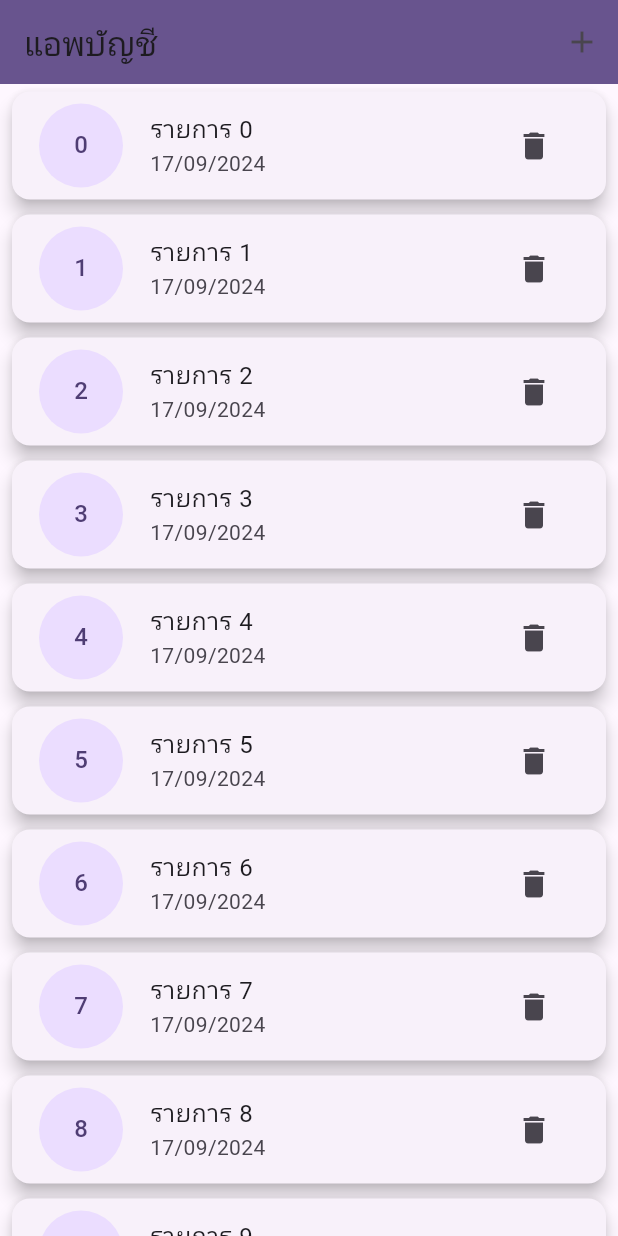
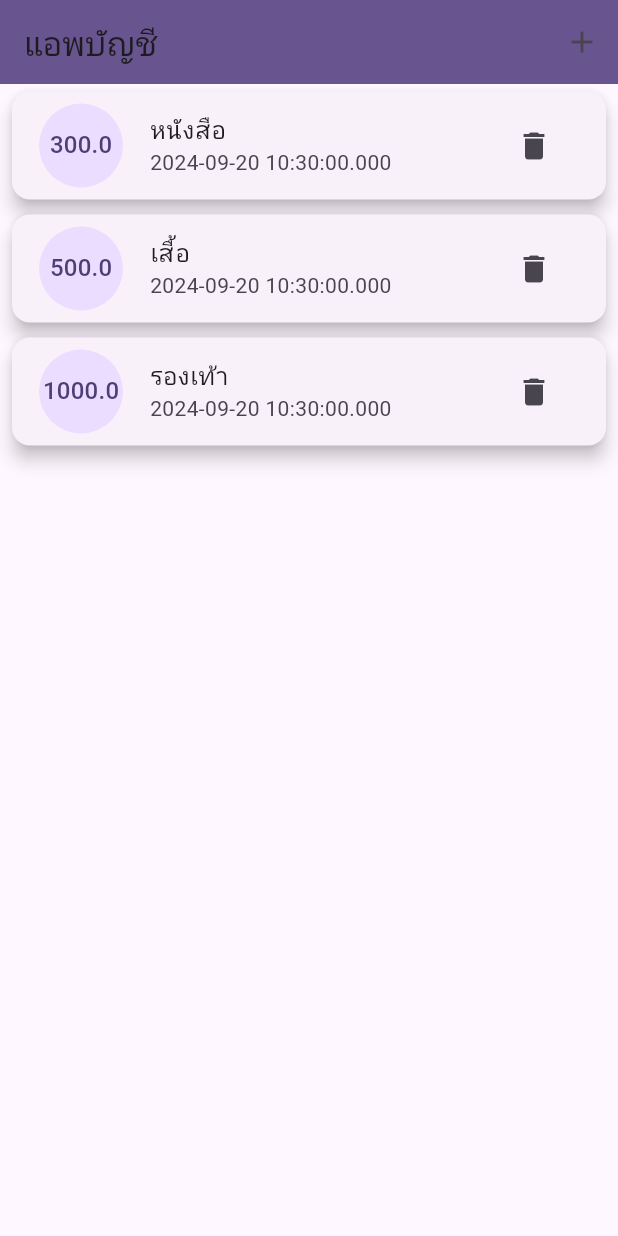
Before and after one commit to thanyarat65/Cafe, a Flutter app: the screen it shows after launch, on a phone screen of 412 x 824 dp. Run offline on Flutter 3.47's test engine with Material 3 defaults, Android fonts, the phone set to English and light mode, and no system bars.

Commit message:
add provider(2)

```diff
--- /dev/null
+++ b/devtools_options.yaml
@@ -0,0 +1,3 @@
+description: This file stores settings for Dart & Flutter DevTools.
+documentation: https://docs.flutter.dev/tools/devtools/extensions#configure-extension-enablement-states
+extensions:
--- a/lib/main.dart
+++ b/lib/main.dart
@@ -15,8 +15,7 @@ class MyApp extends StatelessWidget {
   Widget build(BuildContext context) {
     return MultiProvider(
       providers: [
-        ChangeNotifierProvider(
-          create: (context) {
+        ChangeNotifierProvider(create: (context) {
           return TransactionProvider();
         }),
       ],
@@ -52,7 +51,6 @@ class _MyHomePageState extends State<MyHomePage> {
 
   @override
   Widget build(BuildContext context) {
-
     return Scaffold(
         appBar: AppBar(
           backgroundColor: Theme.of(context).colorScheme.primary,
@@ -68,17 +66,22 @@ class _MyHomePageState extends State<MyHomePage> {
             ),
           ],
         ),
-      body: ListView.builder(itemBuilder: (context, index) {
+        body: Consumer(
+          builder: (context, TransactionProvider provider, Widget? child) {
+            return ListView.builder(
+              itemCount: provider.transactions.length,
+              itemBuilder: (context, index) {
                 return Card(
                   elevation: 5,
-          margin: const EdgeInsets.symmetric(vertical: 5, horizontal: 8),
+                  margin:
+                      const EdgeInsets.symmetric(vertical: 5, horizontal: 8),
                   child: ListTile(
-            title: Text('รายการ $index'),
-            subtitle: Text('17/09/2024'),
+                    title: Text(provider.transactions[index].title),
+                    subtitle: Text(provider.transactions[index].date.toString()),
                     leading: CircleAvatar(
                       radius: 30,
                       child: FittedBox(
-                child: Text('$index'),
+                        child: Text('${provider.transactions[index].amount}'),
                       ),
                     ),
                     trailing: IconButton(
@@ -87,7 +90,10 @@ class _MyHomePageState extends State<MyHomePage> {
                     ),
                   ),
                 );
-      },),
+              },
+            );
+          },
+        )
         // This trailing comma makes auto-formatting nicer for build methods.
         );
   }
```
Also changed, not shown: lib/provider/transaction_provider.dart (+6 -2 lines), lib/screens/form_screen.dart (+46 -9 lines). Lines whose indentation alone changed are shown as unchanged.
